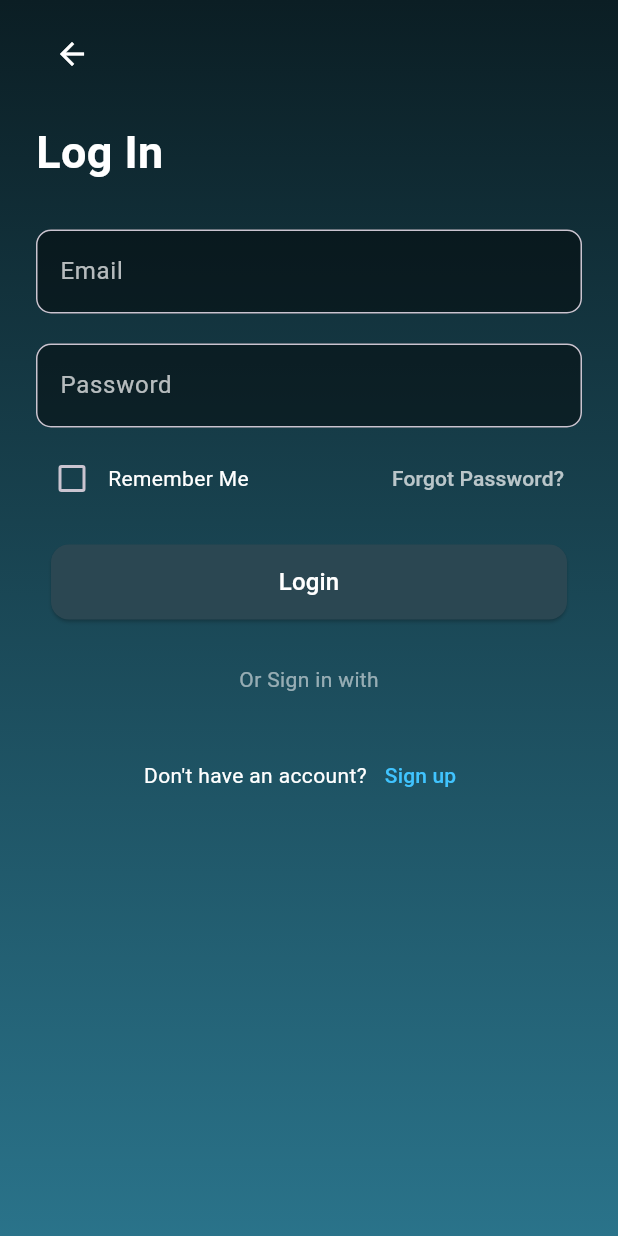
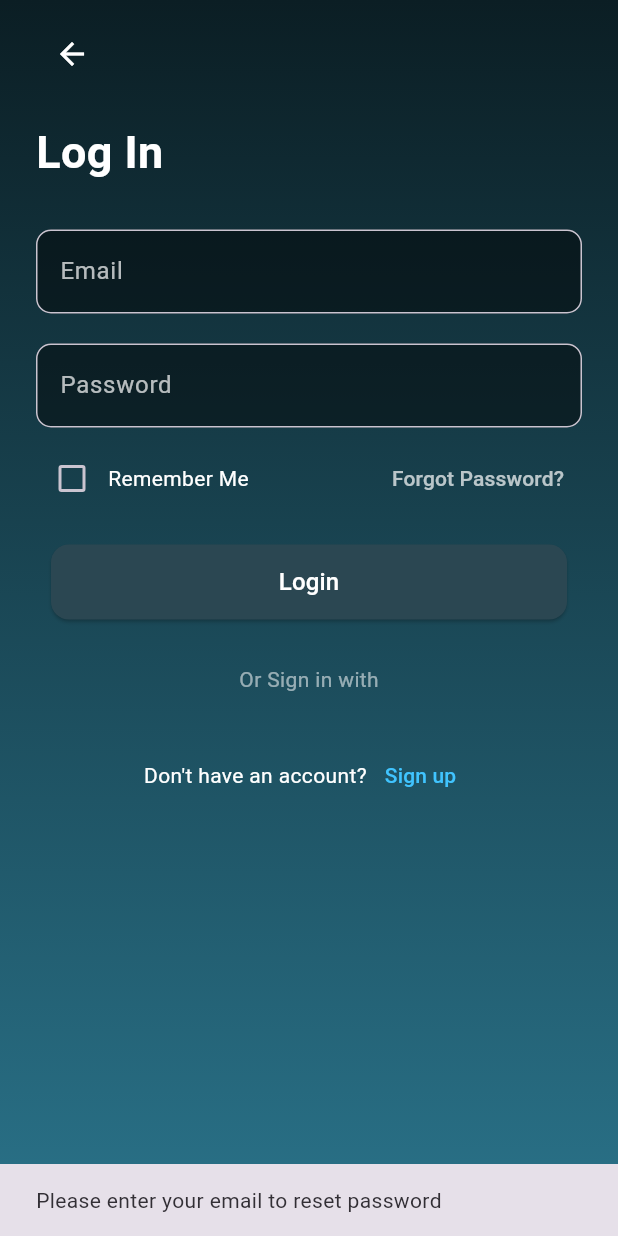
Before and after one commit to ttusk/The-Enginuity-App, a Flutter app: the LoginScreen screen opened by its route, after a tap on "Forgot Password?", on a phone screen of 412 x 824 dp. Run offline on Flutter 3.47's test engine with Material 3 defaults, Android fonts, the light colour scheme and no system bars; our stand-ins replace cloud_firestore, firebase_auth, firebase_core, flutter_bluetooth_serial, flutter_local_notifications, image_picker and 3 more; accounts and stored records are empty.

Commit message:
Implement forgot password functionality
This commit adds the ability for users to reset their password.
If the email field is empty, a snackbar prompts the user to enter their email.
Otherwise, a password reset email is sent via Firebase Auth.
Success or failure messages are displayed to the user via snackbars.

```diff
--- a/lib/screens/login_screen.dart
+++ b/lib/screens/login_screen.dart
@@ -51,6 +51,29 @@ class _LoginScreenState extends State<LoginScreen> {
       ).showSnackBar(SnackBar(content: Text(e.message ?? "Login failed")));
     } finally {
       setState(() => isLoading = false);
+    }
+  }
+
+  Future<void> _forgotPassword() async {
+    final email = emailController.text.trim();
+    if (email.isEmpty) {
+      ScaffoldMessenger.of(context).showSnackBar(
+        const SnackBar(
+          content: Text('Please enter your email to reset password'),
+        ),
+      );
+      return;
+    }
+    try {
+      await FirebaseAuth.instance.sendPasswordResetEmail(email: email);
+      if (!mounted) return;
+      ScaffoldMessenger.of(context).showSnackBar(
+        const SnackBar(content: Text('Password reset email sent!')),
+      );
+    } on FirebaseAuthException catch (e) {
+      ScaffoldMessenger.of(context).showSnackBar(
+        SnackBar(content: Text(e.message ?? 'Failed to send reset email')),
+      );
     }
   }
 
@@ -131,9 +154,7 @@ class _LoginScreenState extends State<LoginScreen> {
                     ),
                     const Spacer(),
                     TextButton(
-                      onPressed: () {
-                        // TODO: Implement forgot password functionality
-                      },
+                      onPressed: _forgotPassword,
                       child: const Text(
                         'Forgot Password?',
                         style: TextStyle(color: Colors.white70),
```
